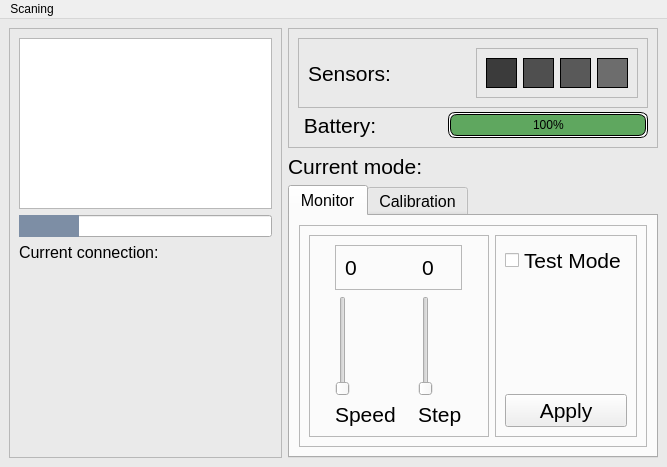
First picture: the form in Gui/gui.ui, repository Zyvexa/TrueElectronics-Robot, before the edit.
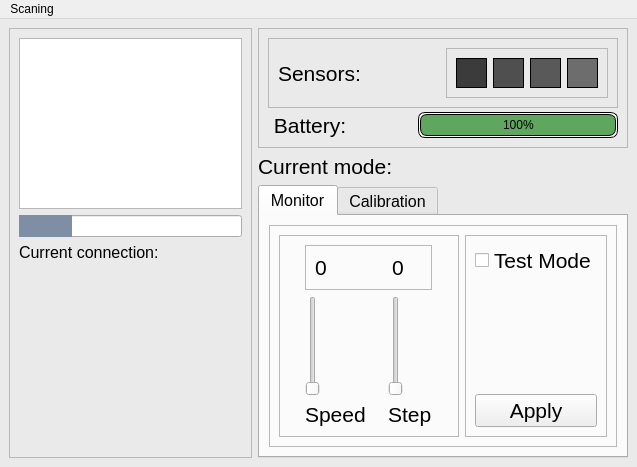
Second picture: the form after the edit. The open tabs and pages were chosen to show the change.

Diff of the .ui file:
```diff
--- a/Gui/gui.ui
+++ b/Gui/gui.ui
@@ -6,19 +6,25 @@
    <rect>
     <x>0</x>
     <y>0</y>
-    <width>667</width>
+    <width>637</width>
     <height>467</height>
    </rect>
   </property>
   <property name="windowTitle">
    <string>MainWindow</string>
   </property>
+  <property name="autoFillBackground">
+   <bool>false</bool>
+  </property>
   <property name="styleSheet">
    <string notr="true">QMainWindow{
   
 	background-color: rgb(234, 234, 234)
 }</string>
   </property>
+  <property name="tabShape">
+   <enum>QTabWidget::Rounded</enum>
+  </property>
   <widget class="QWidget" name="centralwidget">
    <layout class="QGridLayout" name="gridLayout">
     <item row="0" column="0" rowspan="3">
@@ -836,7 +842,7 @@
     <rect>
      <x>0</x>
      <y>0</y>
-     <width>667</width>
+     <width>637</width>
      <height>21</height>
     </rect>
    </property>
```
Left out of the diff: 9 changed lines with no effect on the pictures.
